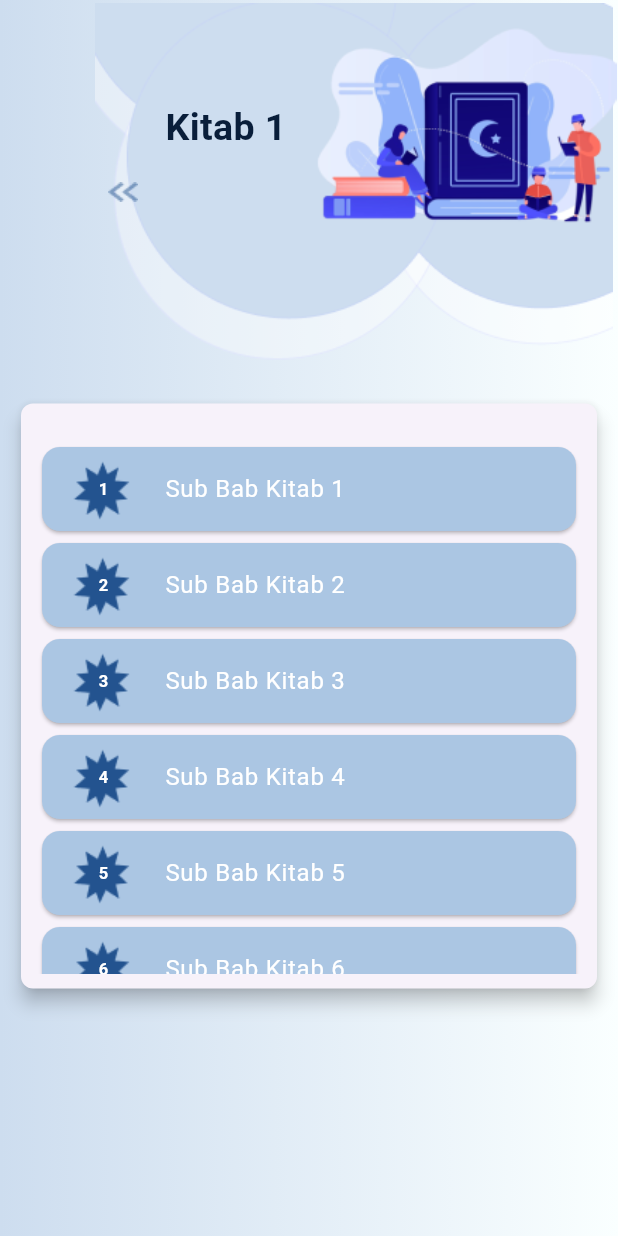
After one commit to nabiilahwnda/ruang_kitab, a Flutter app: the Kitab screen opened directly, after a tap on an icon or button, on a phone screen of 412 x 824 dp. The commit adds this screen. Run offline on Flutter 3.47's test engine with Material 3 defaults, Android fonts, the phone set to English and light mode, and no system bars; our stand-ins replace lottie; network calls fail.

Commit message:
Membuat bab kitab, laman sub bab kitab, penjelasan kitab, sub penjelasankitab

```diff
--- /dev/null
+++ b/lib/bab_kitab.dart
@@ -0,0 +1,160 @@
+import 'package:flutter/material.dart';
+import 'package:ruang_kitab/sub_bab.dart';
+
+class BabKitab extends StatefulWidget {
+  final int index;
+
+  BabKitab(this.index);
+
+  @override
+  _BabKitabState createState() => _BabKitabState();
+}
+
+class _BabKitabState extends State<BabKitab> {
+
+  @override
+  Widget build(BuildContext context) {
+    return Scaffold(
+      body: Stack(
+        children: <Widget>[
+          // Background gradient
+          Container(
+            decoration: BoxDecoration(
+              gradient: LinearGradient(
+                begin: Alignment.centerRight,
+                end: Alignment.centerLeft,
+                colors: [
+                  Color(0xFFFAFFFF), // Warna putih sangat terang
+                  Color(0xFFCDDDEF), // Warna biru muda
+                ],
+              ),
+            ),
+          ),
+
+          // Positioned image "Buble.png"
+          Positioned(
+            top: 2,
+            right: 1,
+            child: Image.asset(
+              'assets/img/Buble.png',
+              width: 350,
+              height: 350,
+            ),
+          ),
+
+          // Title and image at the top
+          Positioned(
+            top: 10,
+            right: 1,
+            child: Row(
+              children: [
+                Text(
+                  'Kitab ${widget.index}', // Display the kitab number
+                  style: TextStyle(
+                    fontSize: 25,
+                    fontWeight: FontWeight.bold,
+                    color: Color.fromRGBO(9, 30, 58, 1.0),
+                  ),
+                ),
+                SizedBox(width: 20),
+                Image.asset(
+                  'assets/img/Bab_Kitab.png',
+                  width: 200,
+                  height: 150,
+                ),
+              ],
+            ),
+          ),
+
+          // Back button
+          Positioned(
+            top: 95,
+            left: 45,
+            child: TextButton(
+              onPressed: () {
+                Navigator.pop(context);
+              },
+              child: Image.asset(
+                'assets/img/back.png',
+                width: 50,
+                height: 50,
+              ),
+            ),
+          ),
+
+          // Card with list of items
+          Positioned(
+            top: 265, // Adjust to ensure it's below the buttons
+            right: 10,
+            left: 10,
+            child: Card(
+              elevation: 5,
+              shape: RoundedRectangleBorder(
+                borderRadius: BorderRadius.circular(8),
+              ),
+              child: Container(
+                width: 320,
+                height: 390,
+                padding: EdgeInsets.all(10),
+                child: Column(
+                  children: [
+                    SizedBox(height: 15),
+                    Expanded(
+                      child: ListView.builder(
+                        itemCount: 10,
+                        itemBuilder: (context, index) {
+                          return Card(
+                            color: Color.fromRGBO(171, 198, 227, 1.0),
+                            child: ListTile(
+                              leading: Stack(
+                                alignment: Alignment.center,
+                                children: [
+                                  Image.asset(
+                                    'assets/img/logo_no.png',
+                                    width: 50,
+                                    height: 50,
+                                  ),
+                                  Positioned(
+                                    child: Container(
+                                      padding: EdgeInsets.symmetric(
+                                        horizontal: 10,
+                                        vertical: 2,
+                                      ),
+                                      child: Text(
+                                        '${index + 1}',
+                                        style: TextStyle(
+                                          color: Colors.white,
+                                          fontWeight: FontWeight.bold,
+                                        ),
+                                      ),
+                                    ),
+                                  ),
+                                ],
+                              ),
+                              title: Text(
+                                'Sub Bab Kitab ${index + 1}',
+                                style: TextStyle(color: Colors.white),
+                              ),
+                              onTap: () {
+                                Navigator.push(
+                                  context,
+                                  MaterialPageRoute(
+                                    builder: (context) => SubBab(index + 1),
+                                  ),
+                                );
+                              },
+                            ),
+                          );
+                        },
+                      ),
+                    ),
+                  ],
+                ),
+              ),
+            ),
+          ),
+        ],
+      ),
+    );
+  }
+}
--- /dev/null
+++ b/lib/kitab.dart
@@ -0,0 +1,160 @@
+import 'package:flutter/material.dart';
+import 'package:ruang_kitab/bab_kitab.dart';
+import 'package:ruang_kitab/welcome.dart';
+
+class Kitab extends StatefulWidget {
+  const Kitab({Key? key}) : super(key: key);
+
+  @override
+  State<Kitab> createState() => _Kitab();
+}
+
+class _Kitab extends State<Kitab> {
+  @override
+  Widget build(BuildContext context) {
+    return Scaffold(
+      body: Stack(
+        children: <Widget>[
+          // Background gradient
+          Container(
+            decoration: BoxDecoration(
+              gradient: LinearGradient(
+                begin: Alignment.centerRight,
+                end: Alignment.centerLeft,
+                colors: [
+                  Color(0xFFFAFFFF), // Warna putih sangat terang
+                  Color(0xFFCDDDEF), // Warna biru muda
+                ],
+              ),
+            ),
+          ),
+
+          // Positioned image "Buble.png"
+          Positioned(
+            top: 2,
+            right: 1,
+            child: Image.asset(
+              'assets/img/Buble.png',
+              width: 350,
+              height: 350,
+            ),
+          ),
+
+          // Title and image at the top
+          Positioned(
+            top: 10,
+            right: 3,
+            child: Row(
+              children: [
+                Text(
+                  'Baca Kitab',
+                  style: TextStyle(
+                    fontSize: 25,
+                    fontWeight: FontWeight.bold,
+                    color: Color.fromRGBO(9, 30, 58, 1.0),
+                  ),
+                ),
+                SizedBox(width: 20),
+                Image.asset(
+                  'assets/img/Home_menu1.png',
+                  width: 150,
+                  height: 150,
+                ),
+              ],
+            ),
+          ),
+
+          // Back button
+          Positioned(
+            top: 95,
+            left: 85,
+            child: TextButton(
+              onPressed: () {
+                Navigator.push(
+                  context,
+                  MaterialPageRoute(builder: (context) => Welcome()),
+                );
+              },
+              child: Image.asset(
+                'assets/img/back.png',
+                width: 50,
+                height: 50,
+              ),
+            ),
+          ),
+
+          // Card with list of items
+          Positioned(
+            top: 250,
+            right: 10,
+            left: 10,
+            child: Card(
+              elevation: 5,
+              shape: RoundedRectangleBorder(
+                borderRadius: BorderRadius.circular(8),
+              ),
+              child: Container(
+                width: 320,
+                height: 390,
+                padding: EdgeInsets.all(10),
+                child: Column(
+                  children: [
+                    SizedBox(height: 35),
+                    Expanded(
+                      child: ListView.builder(
+                        itemCount: 3,
+                        itemBuilder: (context, index) {
+                          return Card(
+                            color: Color.fromRGBO(171, 198, 227, 1.0),
+                            child: ListTile(
+                              leading: Stack(
+                                children: [
+                                  Image.asset(
+                                    'assets/img/logo_no.png',
+                                    width: 40,
+                                    height: 40,
+                                  ),
+                                  Positioned(
+                                    top: 10,
+                                    left: 6,
+                                    right: 6,
+                                    child: Container(
+                                      padding: EdgeInsets.symmetric(horizontal: 10, vertical: 2),
+                                      child: Text(
+                                        '${index + 1}',
+                                        style: TextStyle(
+                                          color: Colors.white,
+                                          fontWeight: FontWeight.bold,
+                                        ),
+                                      ),
+                                    ),
+                                  ),
+                                ],
+                              ),
+                              title: Text(
+                                'Kitab ${index + 1}', // Nama kitab dengan nomor urut
+                                style: TextStyle(color: Colors.white),
+                              ),
+                              onTap: () {
+                                Navigator.push(
+                                  context,
+                                  MaterialPageRoute(
+                                    builder: (context) => BabKitab(index + 1), // Pass the index + 1
+                                  ),
+                                );
+                              },
+                            ),
+                          );
+                        },
+                      ),
+                    ),
+                  ],
+                ),
+              ),
+            ),
+          ),
+        ],
+      ),
+    );
+  }
+}
--- a/lib/main.dart
+++ b/lib/main.dart
@@ -1,13 +1,13 @@
 import 'package:flutter/material.dart';
 import 'package:ruang_kitab/welcome.dart';
-import 'splashscreen.dart'; // Import your Splashscreen widget
+import 'splashscreen.dart';
 
 void main() {
 
   runApp(MaterialApp(
      debugShowCheckedModeBanner: false, // Menonaktifkan banner debug
     routes: {
-      '/': (context) => const Splashscreen(), // Use Splashscreen here
+      '/': (context) => const Splashscreen(),
        '/welcome' : (context) => Welcome(),
     },
   ));
```
Also changed, not shown: lib/penjelasan_kitab.dart (added, +160 -0 lines), lib/penjelasan_subkitab.dart (added, +160 -0 lines), lib/sub_bab.dart (added, +24 -0 lines), lib/welcome.dart (+36 -18 lines), assets/img/Bab_Kitab.png (renamed from assets/img/muslim-family-traditional-clothes-reading-holy-book-quran-tiny-people-five-pillars-islam-islamic-calendar-islamic-culture-concept-pinkish-coral-bluevector-isolated-illustration 1.png), assets/img/back.png (added), assets/img/logo_no.png (added), 1 other file.
